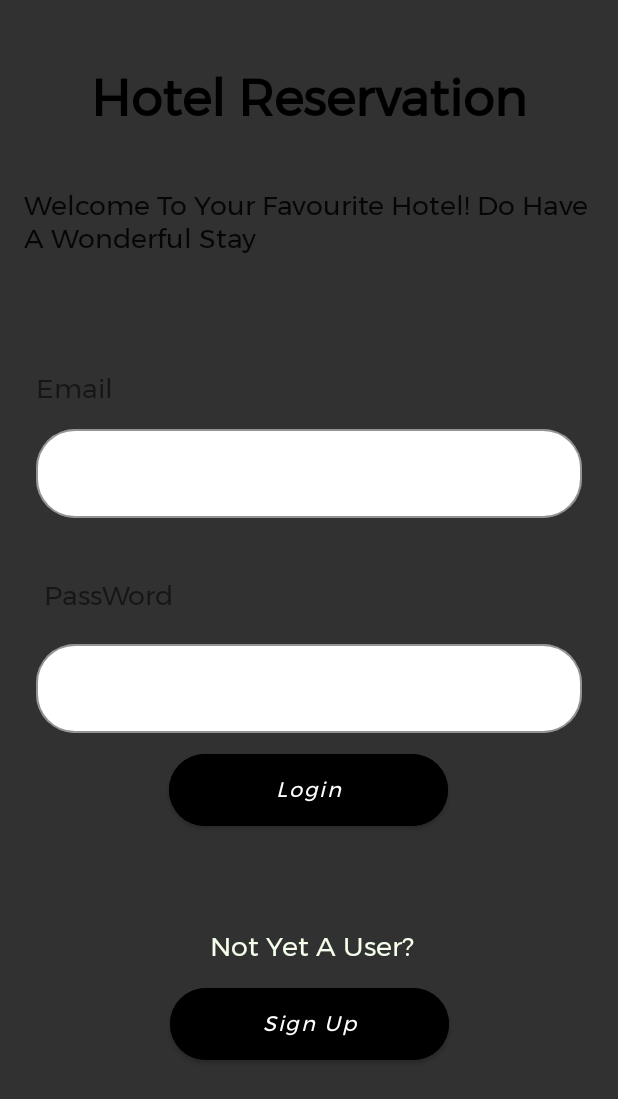
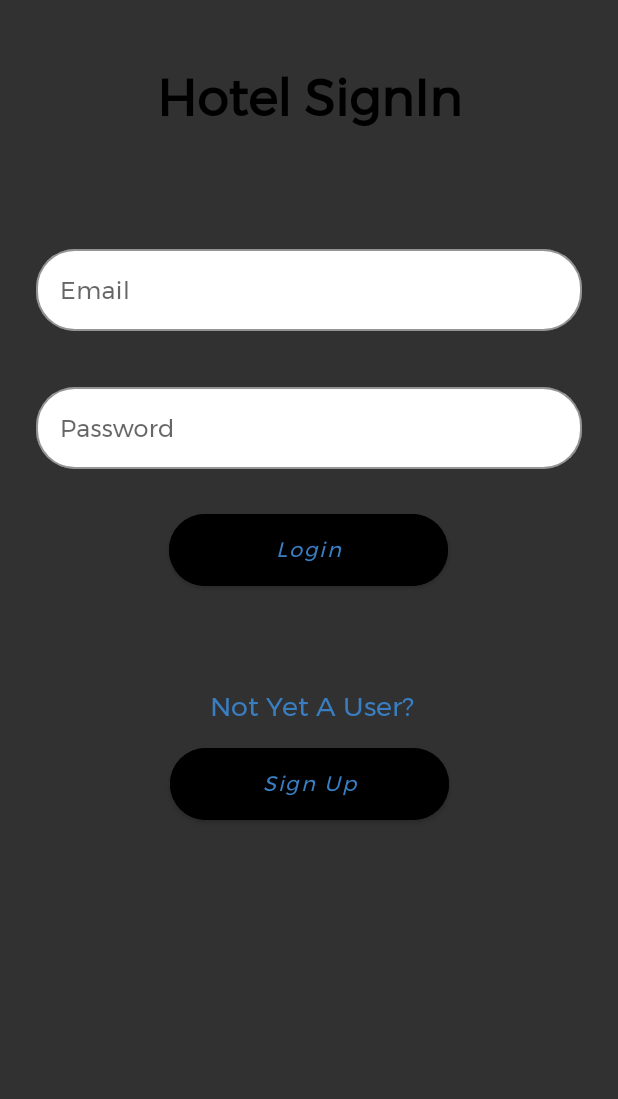
Before and after one commit to sobuur0/HotelApp, an Android app: the screen it shows after launch (SignInActivity), on a phone screen of 412 x 824 dp. Shown: the top 1099 px of the screen. Run offline under Robolectric (Android 15) with nearby library versions, the phone set to English and light mode, and no system bars; our stand-ins replace Firebase (no records; nobody signed in at launch, a user with empty details on screens opened directly).

Commit message:
more changes

```diff
--- a/app/src/main/java/com/example/hotelreservation/SignInActivity.java
+++ b/app/src/main/java/com/example/hotelreservation/SignInActivity.java
@@ -24,7 +24,6 @@
         setContentView(R.layout.activity_sign_in);
 
         TextView materialTextView = findViewById(R.id.materialTextView);
-        TextView textViewWelcome = findViewById(R.id.textViewWelcome);
         TextInputLayout textMail = findViewById(R.id.textMail);
         TextInputLayout textPassword = findViewById(R.id.textPassword);
         Button btnSignUp = findViewById(R.id.btn_sign_up);
--- a/app/src/main/res/layout/activity_sign_in.xml
+++ b/app/src/main/res/layout/activity_sign_in.xml
@@ -27,7 +27,7 @@
                 android:layout_marginStart="8dp"
                 android:layout_marginTop="40dp"
                 android:layout_marginEnd="8dp"
-                android:text="Hotel Reservation"
+                android:text="Hotel SignIn"
                 android:textAllCaps="false"
                 android:textAlignment="center"
                 android:textAppearance="@style/TextAppearance.AppCompat.Body2"
@@ -38,20 +38,6 @@
                 app:layout_constraintHorizontal_bias="0.0"
                 app:layout_constraintStart_toStartOf="parent"
                 app:layout_constraintTop_toTopOf="parent" />
-
-            <com.google.android.material.textview.MaterialTextView
-                android:id="@+id/textViewWelcome"
-                android:layout_width="match_parent"
-                android:layout_height="wrap_content"
-                android:layout_marginStart="16dp"
-                android:layout_marginTop="32dp"
-                android:layout_marginEnd="8dp"
-                android:text="@string/welcome_text"
-                android:textAppearance="@style/TextAppearance.AppCompat.Body2"
-                android:textSize="18sp"
-                app:layout_constraintEnd_toEndOf="parent"
-                app:layout_constraintStart_toStartOf="parent"
-                app:layout_constraintTop_toBottomOf="@+id/materialTextView" />
 
 
             <com.google.android.material.button.MaterialButton
@@ -64,6 +50,7 @@
                 android:layout_marginBottom="18dp"
                 android:text="Sign Up"
                 android:textAllCaps="false"
+                android:textColor="@color/colorBlue"
                 android:textStyle="italic"
                 android:backgroundTint="@color/colorBlack"
                 app:cornerRadius="24dp"
@@ -72,38 +59,28 @@
                 app:layout_constraintStart_toStartOf="parent"
                 app:layout_constraintTop_toBottomOf="@+id/textViewQuestion" />
 
-            <com.google.android.material.textview.MaterialTextView
-                android:id="@+id/textView4"
-                android:layout_width="wrap_content"
-                android:layout_height="wrap_content"
-                android:layout_marginStart="24dp"
-                android:layout_marginTop="72dp"
-                android:text="Email"
-                android:textSize="18sp"
-                app:layout_constraintStart_toStartOf="parent"
-                app:layout_constraintTop_toBottomOf="@+id/textViewWelcome" />
-
 
             <com.google.android.material.textfield.TextInputLayout
                 style="@style/AllTextInputs"
                 android:id="@+id/textMail"
                 android:layout_width="0dp"
-                android:layout_height="wrap_content"
+                android:layout_height="60dp"
                 android:layout_marginStart="24dp"
-                android:layout_marginTop="8dp"
+                android:layout_marginTop="70dp"
                 android:layout_marginEnd="24dp"
                 android:textColor="@color/colorWhite"
                 android:textSize="21sp"
                 app:layout_constraintEnd_toEndOf="parent"
                 app:layout_constraintStart_toStartOf="parent"
-                app:layout_constraintTop_toBottomOf="@+id/textView4">
+                app:layout_constraintTop_toBottomOf="@+id/materialTextView">
 
                 <com.google.android.material.textfield.TextInputEditText
                     android:layout_width="match_parent"
-                    android:layout_height="wrap_content"
+                    android:layout_height="match_parent"
                     app:layout_constraintStart_toStartOf="parent"
                     app:layout_constraintTop_toTopOf="parent"
                     android:inputType="textEmailAddress"
+                    android:hint="Email"
                     android:textAlignment="viewStart">
                 </com.google.android.material.textfield.TextInputEditText>
 
@@ -118,6 +95,7 @@
                 android:layout_marginEnd="8dp"
                 android:padding="5dp"
                 android:text="PassWord"
+                android:textColor="@color/colorBlue"
                 android:textSize="18sp"
                 app:layout_constraintEnd_toEndOf="parent"
                 app:layout_constraintStart_toStartOf="parent"
@@ -126,21 +104,24 @@
             <com.google.android.material.textfield.TextInputLayout
                 style="@style/AllTextInputs"
                 android:id="@+id/textPassword"
-                android:layout_width="match_parent"
-                android:layout_height="wrap_content"
+                android:layout_width="0dp"
+                android:layout_height="60dp"
                 android:layout_marginStart="24dp"
-                android:layout_marginTop="8dp"
+                android:layout_marginTop="32dp"
                 android:layout_marginEnd="24dp"
                 android:inputType="textPassword"
                 android:textColor="@color/colorWhite"
                 android:textSize="21sp"
+                android:hint="Password"
                 app:layout_constraintEnd_toEndOf="parent"
                 app:layout_constraintStart_toStartOf="parent"
-                app:layout_constraintTop_toBottomOf="@+id/textView6">
+                app:layout_constraintTop_toBottomOf="@+id/textMail">
 
                 <com.google.android.material.textfield.TextInputEditText
                     android:layout_width="match_parent"
-                    android:layout_height="wrap_content">
+                    android:layout_height="match_parent"
+                    android:focusableInTouchMode="true"
+                    android:focusable="true">
 
                 </com.google.android.material.textfield.TextInputEditText>
             </com.google.android.material.textfield.TextInputLayout>
@@ -157,7 +138,7 @@
                 android:text="Not Yet A User? "
                 android:textAlignment="center"
                 android:textSize="18sp"
-                android:textColor="@color/colorWhite"
+                android:textColor="@color/colorBlue"
                 app:layout_constraintEnd_toEndOf="parent"
                 app:layout_constraintHorizontal_bias="0.0"
                 app:layout_constraintStart_toStartOf="parent"
@@ -168,11 +149,12 @@
                 android:layout_width="186dp"
                 android:layout_height="60dp"
                 android:layout_marginStart="161dp"
-                android:layout_marginTop="8dp"
+                android:layout_marginTop="24dp"
                 android:layout_marginEnd="162dp"
                 android:text="Login"
                 android:textAllCaps="false"
                 android:textStyle="italic"
+                android:textColor="@color/colorBlue"
                 android:backgroundTint="@color/colorBlack"
                 app:cornerRadius="24dp"
                 app:layout_constraintEnd_toEndOf="parent"
```
